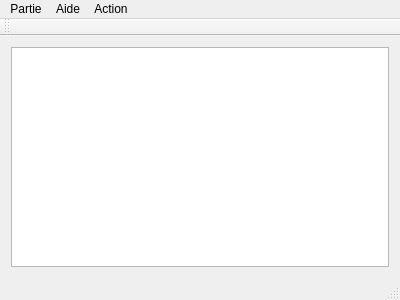
matthieudelaro/GOST-Framework, file src/mainwindow.ui: the form before one commit.
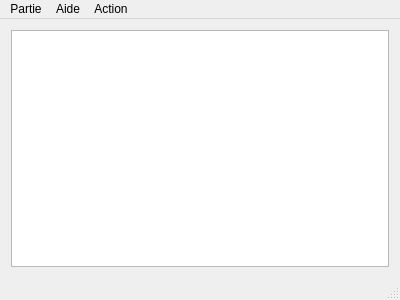
The form after the commit.

The edit to the form file:
```diff
--- a/src/mainwindow.ui
+++ b/src/mainwindow.ui
@@ -57,14 +57,6 @@
    <addaction name="menuAide"/>
    <addaction name="menuAction"/>
   </widget>
-  <widget class="QToolBar" name="mainToolBar">
-   <attribute name="toolBarArea">
-    <enum>TopToolBarArea</enum>
-   </attribute>
-   <attribute name="toolBarBreak">
-    <bool>false</bool>
-   </attribute>
-  </widget>
   <widget class="QStatusBar" name="statusBar"/>
   <action name="actionChoixJeu">
    <property name="text">
```
